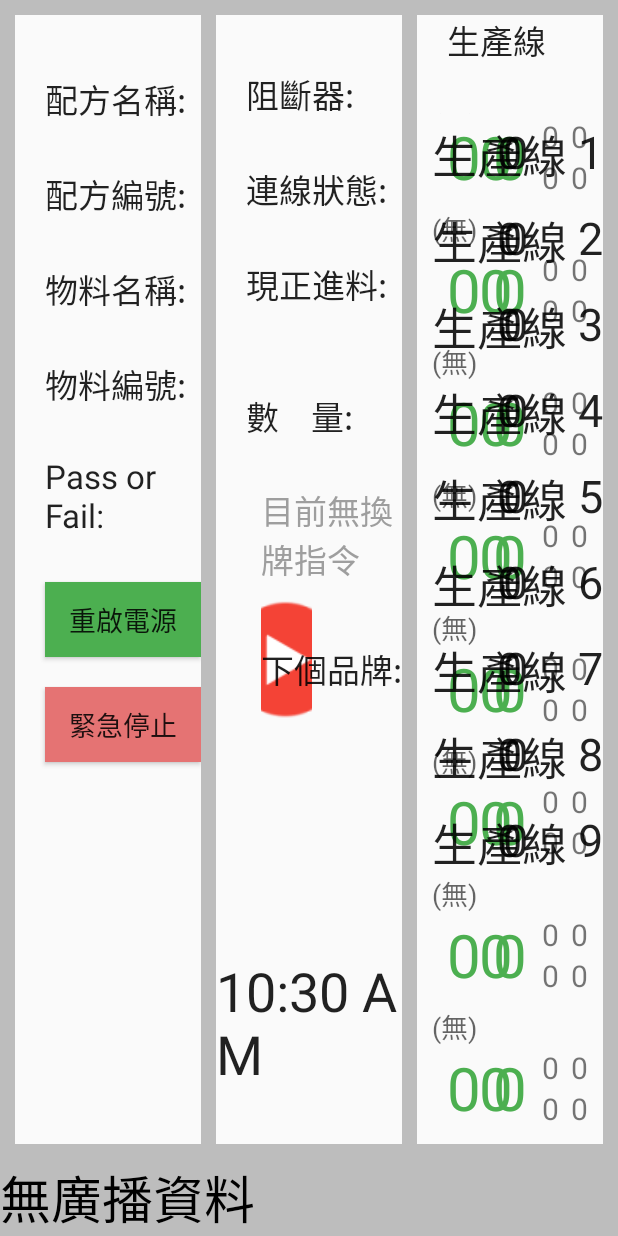
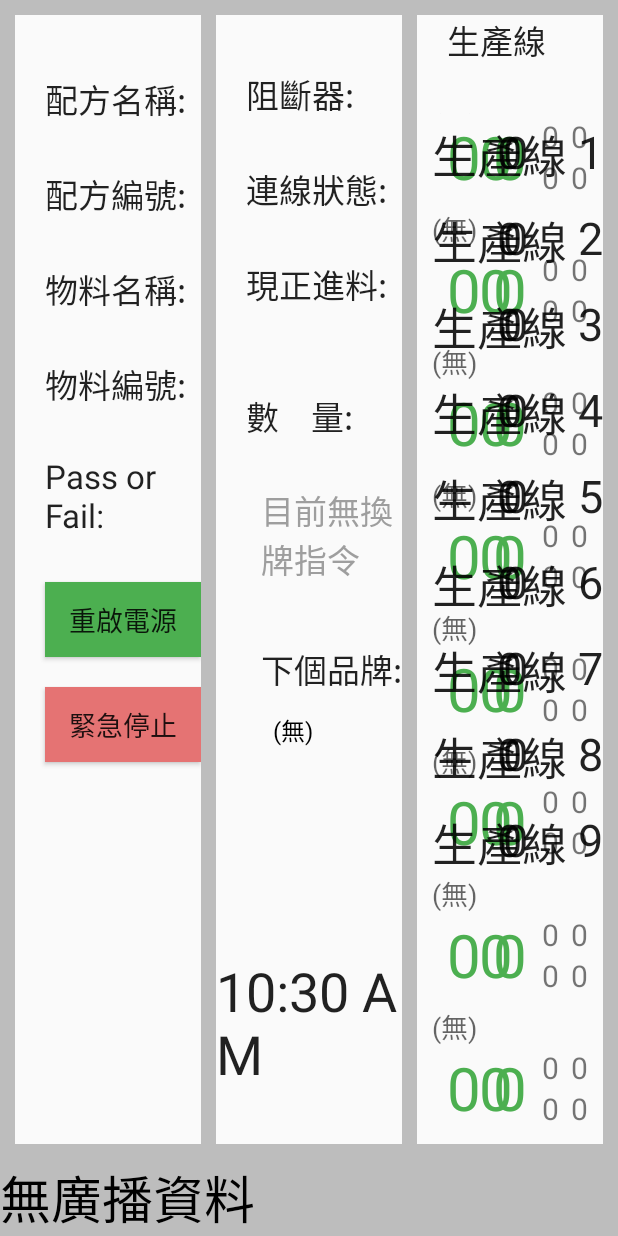
Before and after one commit to Tennyleaz/UsbCommunication, an Android app: the screen it shows after launch (MainActivity), on a phone screen of 412 x 824 dp. Run offline under Robolectric (Android 15) with nearby library versions, the phone set to English and light mode, and no system bars; 4 statements that could not run were skipped.

Commit message:
Fix tabhost focus problem.

```diff
--- a/app/src/main/java/com/example/tenny/usbcommunication/MainActivity.java
+++ b/app/src/main/java/com/example/tenny/usbcommunication/MainActivity.java
@@ -29,6 +29,8 @@ import android.view.MotionEvent;
 import android.view.View;
 import android.view.ViewGroup;
 import android.view.inputmethod.EditorInfo;
+import android.widget.AdapterView;
+import android.widget.ArrayAdapter;
 import android.widget.BaseAdapter;
 import android.widget.Button;
 import android.widget.EditText;
@@ -36,27 +38,23 @@ import android.widget.ImageView;
 import android.widget.ListView;
 import android.widget.RelativeLayout;
 import android.widget.SeekBar;
+import android.widget.Spinner;
 import android.widget.TabHost;
 import android.widget.TabWidget;
 import android.widget.TextView;
 import android.widget.Toast;
 
 import java.io.IOException;
-import java.io.InputStream;
-import java.io.OutputStream;
-import java.net.InetSocketAddress;
-import java.net.Socket;
-import java.net.SocketTimeoutException;
-import java.net.UnknownHostException;
 import java.util.ArrayList;
 
 public class MainActivity extends Activity {
     static final String TAG = "0305-" + MainActivity.class.getSimpleName();
-    static final String SERVERIP = "140.113.167.14";
+    static final String SERVERIP = "192.168.1.250";//"140.113.167.14";
     static final int SERVERPORT = 9000; //8000= echo server, 9000=real server
     static final int SEEK_DEST = 95;
     static final int MAX_LINE = 9;
     static final String BOARD_ID = "FF_1";
+    static final boolean debug = false;
 
     //final int SYS_MSG = 0x11;
     //final int SENSOR_MSG = 0x12;
@@ -71,6 +69,8 @@ public class MainActivity extends Activity {
     private ArrayList<ValueItem> valueArray;
     private BoxAdapter boxAdapter;
     private ArrayList<BoxItem> boxArray;
+    private ArrayList<String> nextBrandArray;
+    private ArrayAdapter<String> nextBrandAdapter;
     private AsyncTask<Void, Integer, String> listeningTask;
     private TextView Pname, Pcode, Iname, Icode, connectState, message, serialText, severState, countTV, swapTitle, swapMsg, workerID;
     private ScrollForeverTextView msg;
@@ -90,9 +90,12 @@ public class MainActivity extends Activity {
     private int connectionTimeoutCount;
     private SeekBar mySeekBar;
     private Button n1, n2, n3, n4, n5, n6, n7,n8, n9, n0, btn_enter, btn_delete;
-    private TabHost tabHost;
-    AlertDialog dialog;
+    private MyTabHost tabHost;
+    private AlertDialog dialog;
     static boolean active = false;
+    private Spinner brandSelector;
+    private int returnBrandName=0;
+    private RelativeLayout layout1;
 
     @Override
     protected void onCreate(Bundle savedInstanceState) {
@@ -126,6 +129,7 @@ public class MainActivity extends Activity {
         swapTitle = (TextView) findViewById(R.id.swapTitle);
         mySeekBar = (SeekBar) findViewById(R.id.myseek);
         mySeekBar.setEnabled(false);
+        mySeekBar.setVisibility(View.GONE);
         swapWorking = false;
         swapEnd = false;
         bc_msg_reply = false;
@@ -148,7 +152,7 @@ public class MainActivity extends Activity {
         boxAdapter.notifyDataSetChanged();
         valueAdapter.notifyDataSetChanged();
 
-        tabHost = (TabHost)findViewById(R.id.tabHost);
+        tabHost = (MyTabHost)findViewById(R.id.tabHost);
         tabHost.setup();
         tabHost.clearFocus();
         TabHost.TabSpec spec=tabHost.newTabSpec("tab1");
@@ -167,6 +171,21 @@ public class MainActivity extends Activity {
         tabView = tabWidget.getChildTabViewAt(1);
         tab = (TextView)tabView.findViewById(android.R.id.title);
         tab.setTextSize(24);
+
+        brandSelector = (Spinner) findViewById(R.id.brandSelecter);
+        nextBrandArray = new ArrayList<String>();
+        nextBrandArray.add("(無)");
+        nextBrandAdapter = new ArrayAdapter<String>(MainActivity.this,  android.R.layout.simple_spinner_dropdown_item, nextBrandArray);
+        brandSelector.setAdapter(nextBrandAdapter);
+        brandSelector.setOnItemSelectedListener(new AdapterView.OnItemSelectedListener() {
+            public void onItemSelected(AdapterView<?> parent, View view, int pos, long id) {
+                returnBrandName = pos;
+            }
+
+            public void onNothingSelected(AdapterView<?> parent) {
+                returnBrandName = 0;
+            }
+        });
 
         n0 = (Button) findViewById(R.id.int0);
         n1 = (Button) findViewById(R.id.int1);
@@ -193,6 +212,7 @@ public class MainActivity extends Activity {
         btn_enter.setEnabled(false);
         btn_delete = (Button) findViewById(R.id.btn_del);
         btn_delete.setOnClickListener(deleteListener);
+        layout1 = (RelativeLayout) findViewById(R.id.layout1);
 
         if(!isNetworkConnected()){  //close when not connected
             AlertDialog.Builder dialog = new AlertDialog.Builder(MainActivity.this);
@@ -258,12 +278,13 @@ public class MainActivity extends Activity {
                         count++;
                         snedString = "UPDATE\tLIST\t" + productSerial + "\t10<END>";
                         need_to_send = true;
+
+                        layout1.setBackgroundColor(getResources().getColor(R.color.background));
                     }
                     else {
                         Log.d("Mylog", "2 itemCode=" + itemCode);
                         imageStatus.setImageResource(R.drawable.red_cross);
                         sendData("1");
-                        RelativeLayout layout1 = (RelativeLayout) findViewById(R.id.layout1);
                         layout1.setBackgroundColor(getResources().getColor(R.color.yellow));
                     }
                 }
@@ -382,6 +403,7 @@ public class MainActivity extends Activity {
                     seekBar.setEnabled(false);
                     swapEnd = true;
                     swapWorking = false;
+                    brandSelector.setSelection(0);
                     //bname = "";
                     //brandName.setText(bname);
                     mySeekBar.setVisibility(View.GONE);
@@ -430,6 +452,18 @@ public class MainActivity extends Activity {
         @Override
         public void onClick(View v) {
             Log.d("Mylog", "enter pressed, ID=" + returnWorkerID);
+            if(nextBrandArray.size()>1 && returnBrandName!=1) {
+                dialog = new AlertDialog.Builder(MainActivity.this).create();
+                dialog.setTitle("警告");
+                dialog.setMessage("未確認下個品牌");
+                dialog.setButton("重試一次",
+                        new DialogInterface.OnClickListener() {
+                            public void onClick(DialogInterface dialoginterface, int i) {
+                            }
+                        });
+                dialog.show();
+                return;
+            }
             mySeekBar.setVisibility(View.VISIBLE);
             mySeekBar.setEnabled(true);
             swapTitle.setText("向右滑動切換品牌");
@@ -518,6 +552,7 @@ public class MainActivity extends Activity {
             @Override
             public void onClick(View v) {
                 sendData("1");
+                layout1.setBackgroundColor(getResources().getColor(R.color.yellow));
             }
         });
         btnTurnOff = (Button) findViewById(R.id.btn_turn_off);
@@ -525,8 +560,7 @@ public class MainActivity extends Activity {
             @Override
             public void onClick(View v) {
                 sendData("0");
-                View view = v.getRootView();
-                view.setBackgroundColor(getResources().getColor(R.color.background));
+                layout1.setBackgroundColor(getResources().getColor(R.color.background));
             }
         });
     }
@@ -582,7 +616,8 @@ public class MainActivity extends Activity {
         MainActivity.this.runOnUiThread(new Runnable() {
             @Override
             public void run() {
-                connection.bulkTransfer(endpointOut, bytes, bytes.length, TIMEOUT);
+                if(!debug)
+                    connection.bulkTransfer(endpointOut, bytes, bytes.length, TIMEOUT);
                 /*Time time = new Time("Asia/Tokyo");
                 time.setToNow();
                 String msg = time.year + "/" + (time.month + 1) + "/" + time.monthDay + " " + time.hour + ":" + time.minute + ":" + time.second;
@@ -754,6 +789,25 @@ public class MainActivity extends Activity {
                     s = s.replaceAll("SWAP_MSG\t", "");
                     swapMsg.setVisibility(View.VISIBLE);
                     swapMsg.setText(s);
+                    if(s.contains("此工號不存在")) {
+                        if(task!=null)
+                            task.cancel(true);
+                        swapWorking = true;
+                        Log.d("mylog", "此工號不存在");
+                        AlertDialog.Builder dialog = new AlertDialog.Builder(MainActivity.this);
+                        dialog.setTitle("警告");
+                        dialog.setMessage("此工號不存在！");
+                        dialog.setPositiveButton("重試一次",
+                                new DialogInterface.OnClickListener() {
+                                    public void onClick(DialogInterface dialoginterface, int i) {
+                                        mySeekBar.setVisibility(View.GONE);
+                                        btn_enter.setEnabled(true);
+                                        swapMsg.setText("請輸入品牌與員工ID");
+                                        Log.d("Mylog", "此工號不存在::ok is pressed, task is: " + task.getStatus());
+                                    }
+                                });
+                        dialog.show();
+                    }
                 } else if(s!=null && s.contains("BC_MSG")) {  //廣播
                     bc_msgWorking = true;
                     Log.d("mylog", "inside BC_MSG");
@@ -816,6 +870,16 @@ public class MainActivity extends Activity {
                 } else if(s!=null && s.contains("SWAP")) {
                     swapWorking = true;
                     Log.d("Mylog", "swap!!");
+                    String[] items = s.split("\t");
+                    nextBrandArray.clear();
+                    if(items.length >= 1) {  //have next brand
+                        nextBrandArray.add("(請選擇)");
+                        nextBrandArray.add(items[1]);
+                        nextBrandAdapter.notifyDataSetChanged();
+                    } else {
+                        nextBrandArray.add("(無)");
+                        nextBrandAdapter.notifyDataSetChanged();
+                    }
                     AlertDialog.Builder dialog = new AlertDialog.Builder(MainActivity.this);
                     dialog.setTitle("警告");
                     dialog.setMessage("已下達換牌指令！");
--- /dev/null
+++ b/app/src/main/java/com/example/tenny/usbcommunication/MyTabHost.java
@@ -0,0 +1,22 @@
+package com.example.tenny.usbcommunication;
+
+import android.content.Context;
+import android.util.AttributeSet;
+import android.widget.TabHost;
+
+public class MyTabHost extends TabHost {
+
+    public MyTabHost(Context context, AttributeSet attrs) {
+        super(context, attrs);
+    }
+
+    public MyTabHost(Context context) {
+        super(context);
+    }
+
+    @Override
+    public void onTouchModeChanged(boolean isInTouchMode) {
+        // leave it empty here. It looks that when you use hard keyboard,
+        // this method will be called and the focus will be token.
+    }
+}
--- a/app/src/main/java/com/example/tenny/usbcommunication/SocketHandler.java
+++ b/app/src/main/java/com/example/tenny/usbcommunication/SocketHandler.java
@@ -37,7 +37,7 @@ public class SocketHandler {
             socket = new Socket();
             socket.connect(new InetSocketAddress(ip, port), 2000);
             isCreated = true;
-            socket.setSoTimeout(2000);
+            socket.setSoTimeout(2500);
             in = socket.getInputStream();
             out = socket.getOutputStream();
         } catch (SocketTimeoutException e)  {
--- a/app/src/main/res/layout/activity_main.xml
+++ b/app/src/main/res/layout/activity_main.xml
@@ -214,7 +214,7 @@
                     android:layout_width="wrap_content"
                     android:layout_height="wrap_content"
                     android:textAppearance="?android:attr/textAppearanceLarge"
-                    android:text="0-00000000"
+                    android:text="0-000000000000"
                     android:id="@+id/tv9"
                     android:layout_alignTop="@+id/tv8"
                     android:layout_alignStart="@+id/tv11"/>
@@ -230,7 +230,7 @@
                     android:layout_below="@+id/tv9"
                     android:layout_alignEnd="@+id/tv11"
                     android:layout_marginTop="3dp"
-                    android:inputType="number" />
+                    android:inputType="textNoSuggestions" />
 
                 <TextView
                     android:layout_width="wrap_content"
@@ -454,7 +454,7 @@
                 android:background="@color/background"
                 android:layout_weight="1">
 
-                <TabHost
+                <com.example.tenny.usbcommunication.MyTabHost
                     android:layout_width="match_parent"
                     android:layout_height="fill_parent"
                     android:id="@+id/tabHost"
@@ -583,7 +583,7 @@
                             </LinearLayout>
                         </FrameLayout>
                     </LinearLayout>
-                </TabHost>
+                </com.example.tenny.usbcommunication.MyTabHost>
             </LinearLayout>
         </TableRow>
         <TableRow
```
